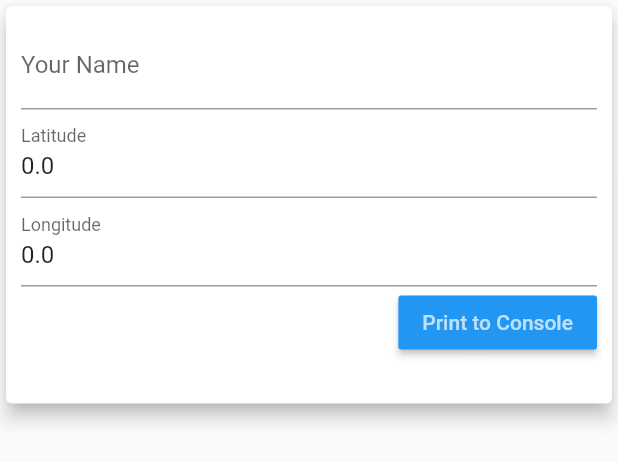
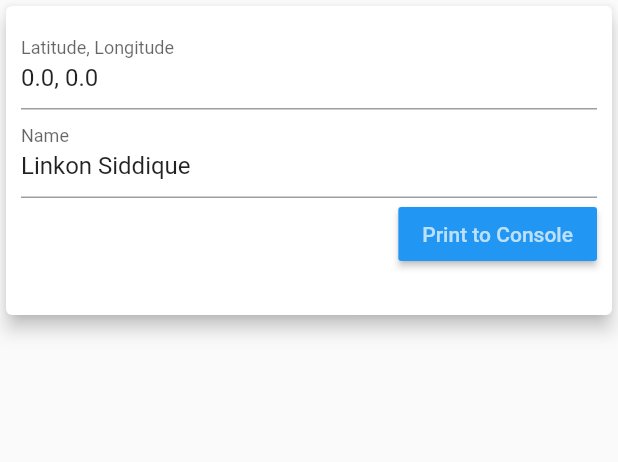
Before and after one commit to Linkonsq/Google-Map, a Flutter app: the UserInput widget shown alone on an empty page, opened directly with empty values, on a phone screen of 412 x 824 dp. Shown: the top 462 px of the screen. Run offline on Flutter 3.47's test engine with Material 2 defaults, Android fonts, the phone set to English and light mode, and no system bars; our stand-ins replace google_maps_flutter, location.

Commit message:
Modal updated

```diff
--- a/lib/modals/user_input.dart
+++ b/lib/modals/user_input.dart
@@ -17,39 +17,31 @@ class _UserInputState extends State<UserInput> {
 
   _UserInputState(this.latitude, this.longitude);
 
-  final _nameController = TextEditingController();
-  final _latitudeController = TextEditingController();
-  final _longitudeController = TextEditingController();
+  final _laLongController = TextEditingController();
+  final _nameController = TextEditingController(text: "Linkon Siddique");
 
   @override
   void initState() {
-    _latitudeController.text = "$latitude";
-    _longitudeController.text = "$longitude";
+    _laLongController.text = "$latitude, $longitude";
     super.initState();
   }
 
   void _submitData() {
+    final enteredLatLong = _laLongController.text;
     final enteredName = _nameController.text;
-    final enteredLatitude = _latitudeController.text;
-    final enteredLongitude = _longitudeController.text;
 
     if (enteredName.isEmpty) {
       return;
     }
 
-    if (_latitudeController.text.isEmpty) {
-      return;
-    }
-
-    if (_longitudeController.text.isEmpty) {
+    if (_laLongController.text.isEmpty) {
       return;
     }
 
     print("////////////////////////////////");
 
+    print("Latitude, Longitude are: $enteredLatLong");
     print("Name is: $enteredName");
-    print("Latitude is: $enteredLatitude");
-    print("Longitude is: $enteredLongitude");
 
     print("////////////////////////////////");
 
@@ -71,18 +63,13 @@ class _UserInputState extends State<UserInput> {
             crossAxisAlignment: CrossAxisAlignment.end,
             children: [
               TextField(
-                decoration: InputDecoration(labelText: 'Your Name'),
-                controller: _nameController,
-              ),
-              TextField(
-                decoration: InputDecoration(labelText: 'Latitude'),
-                controller: _latitudeController,
+                decoration: InputDecoration(labelText: 'Latitude, Longitude'),
+                controller: _laLongController,
                 keyboardType: TextInputType.number,
               ),
               TextField(
-                decoration: InputDecoration(labelText: 'Longitude'),
-                controller: _longitudeController,
-                keyboardType: TextInputType.number,
+                decoration: InputDecoration(labelText: 'Name'),
+                controller: _nameController,
               ),
               RaisedButton(
                 child: Text('Print to Console'),
```
